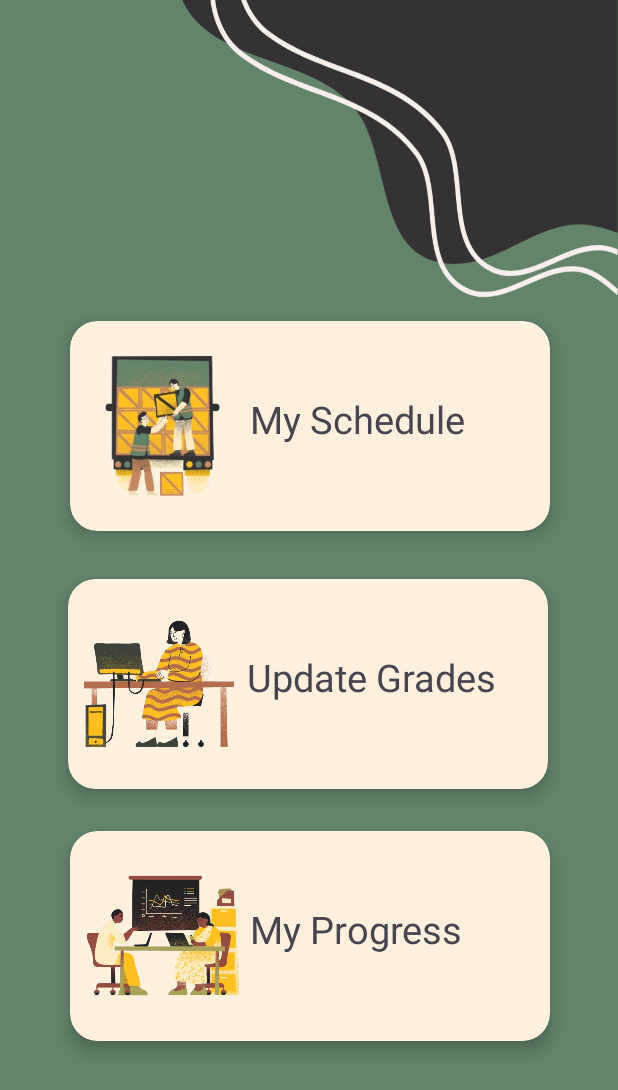
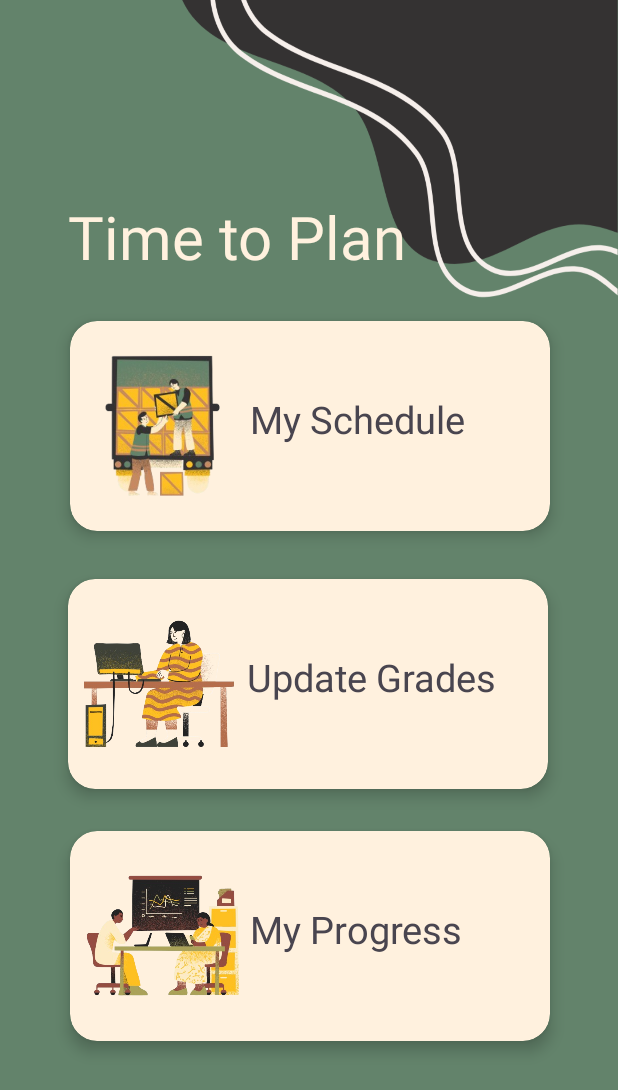
Before and after one commit to kimmykimkim97/MAD_GROUP_APP, an Android app: the HomeActivity screen opened directly, with no data from a screen before it, on a phone screen of 412 x 824 dp. Shown: the top 1090 px of the screen. Run offline under Robolectric (Android 15) with nearby library versions, the phone set to English and light mode, and no system bars; Roboto replaces fonts that are not available here.

Commit message:
push
Signed-off-by: NarmeenFatima111 <144870572+kimmykimkim97@users.noreply.github.com>

```diff
--- a/app/src/main/java/com/example/mad_app/LoadActivity.java
+++ b/app/src/main/java/com/example/mad_app/Load_activity.java
@@ -6,7 +6,7 @@ import android.os.Handler;
 import androidx.appcompat.app.AppCompatActivity;
 import com.airbnb.lottie.LottieAnimationView;
 
-public class LoadActivity extends AppCompatActivity {
+public class Load_activity extends AppCompatActivity {
 
     @Override
     public void onCreate(Bundle savedInstanceState) {
@@ -18,7 +18,7 @@ public class LoadActivity extends AppCompatActivity {
 
         // Using Handler to delay the transition to the next activity
         new Handler().postDelayed(() -> {
-            Intent intent = new Intent(LoadActivity.this, RegistrationActivity.class);
+            Intent intent = new Intent(Load_activity.this, RegistrationActivity.class);
             startActivity(intent);
         }, 4000); // Delay in milliseconds (4000ms = 4 seconds)
     }
--- a/app/src/main/java/com/example/mad_app/MainActivity.java
+++ b/app/src/main/java/com/example/mad_app/MainActivity.java
@@ -9,7 +9,6 @@ import com.airbnb.lottie.LottieAnimationView;
 
 public class MainActivity extends AppCompatActivity {
     private ActionBar actionBar;
-
     @Override
     protected void onCreate(Bundle savedInstanceState) {
 
@@ -26,7 +25,7 @@ public class MainActivity extends AppCompatActivity {
 
        // Using Handler to delay the transition to the next activity
         new Handler().postDelayed(() -> {
-            Intent intent = new Intent(MainActivity.this, Load_activity.class);
+            Intent intent = new Intent(MainActivity.this, LoadActivity.class);
             startActivity(intent);
             finish(); // Close the splash screen activity
         }, 4000); // Delay in milliseconds (3000ms = 3 seconds)
--- a/app/src/main/res/layout/activity_home.xml
+++ b/app/src/main/res/layout/activity_home.xml
@@ -4,7 +4,7 @@
     xmlns:tools="http://schemas.android.com/tools"
     android:layout_width="match_parent"
     android:layout_height="match_parent"
-    tools:context=".Home_activity"
+    tools:context=".HomeActivity"
     android:background="@drawable/rightb">
 
     <androidx.constraintlayout.widget.ConstraintLayout
@@ -188,5 +188,19 @@
             </LinearLayout>
         </androidx.cardview.widget.CardView>
 
+        <TextView
+            android:id="@+id/textView"
+            android:layout_width="239dp"
+            android:layout_height="63dp"
+            android:text="Time to Plan"
+            android:textColor="@color/k_offwhite"
+            android:textSize="40sp"
+            app:layout_constraintBottom_toBottomOf="parent"
+            app:layout_constraintEnd_toEndOf="parent"
+            app:layout_constraintHorizontal_bias="0.261"
+            app:layout_constraintStart_toStartOf="parent"
+            app:layout_constraintTop_toTopOf="parent"
+            app:layout_constraintVertical_bias="0.172" />
+
     </androidx.constraintlayout.widget.ConstraintLayout>
 </LinearLayout>
```
Also changed, not shown: app/src/main/AndroidManifest.xml (+3 -6 lines), app/src/main/java/com/example/mad_app/Home_activity.java (deleted, +0 -45 lines).
